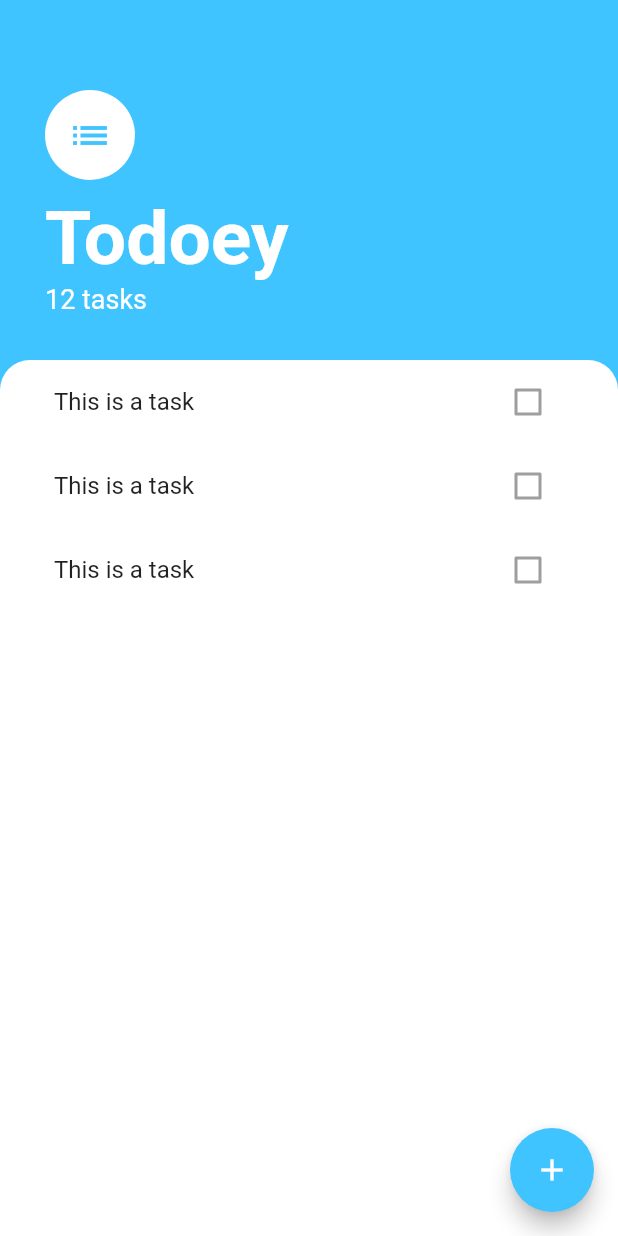
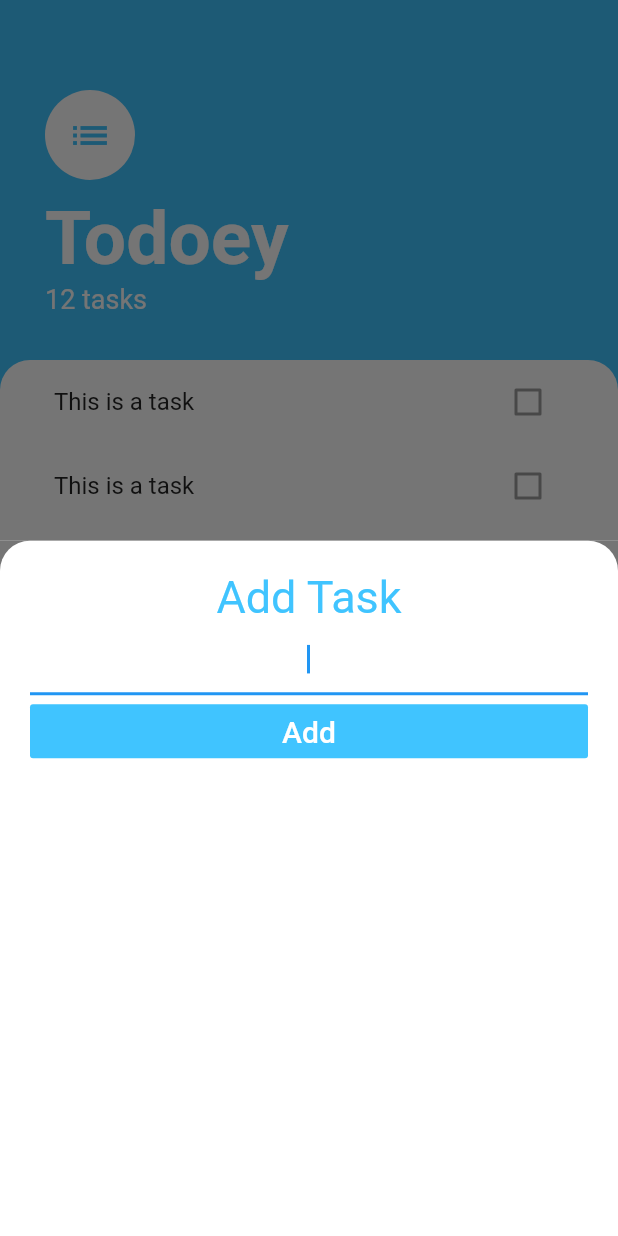
Before and after one commit to Wishman/todoey_flutter, a Flutter app: the screen it shows after launch, after a tap on the "add" icon, on a phone screen of 412 x 824 dp. Run offline on Flutter 3.47's test engine with Material 2 defaults, Android fonts, the phone set to English and light mode, and no system bars.

Commit message:
3. L-185: The BottomSheet Widget - Add ModalBottomSheet - add add_task_screen.dart and create stless AddTaskScreen - build 2 nested containers to simulate grey bg for rounded corners - add children to AddTaskScreen: Column() with Text(), TextField()& FlatButton() - add formating to children

```diff
--- a/lib/main.dart
+++ b/lib/main.dart
@@ -1,5 +1,5 @@
 import 'package:flutter/material.dart';
-import 'screenss/task_screen.dart'; // 1.6
+import 'screens/task_screen.dart'; // 1.6
 
 void main() => runApp(MyApp());
 
--- /dev/null
+++ b/lib/screens/add_task_screen.dart
@@ -0,0 +1,52 @@
+import 'package:flutter/material.dart';
+
+//3.4
+class AddTaskScreen extends StatelessWidget {
+  @override
+  Widget build(BuildContext context) {
+    return Container(
+      // 3.6
+      color: Color(0xFF757575),
+      child: Container(
+        padding: EdgeInsets.all(20.0), //3.10
+        decoration: BoxDecoration(
+          color: Colors.white,
+          borderRadius: BorderRadius.only(topLeft: Radius.circular(20.0), topRight: Radius.circular(20.0)),
+        ),
+        // 3.8
+        child: Column(
+          crossAxisAlignment: CrossAxisAlignment.stretch, // 3.9
+          children: <Widget>[
+            // 3.8(a)
+            Text(
+              'Add Task', // this has to go first!!
+              textAlign: TextAlign.center,
+              style: TextStyle(
+                color: Colors.lightBlueAccent,
+                fontSize: 30.0,
+              ),
+            ),
+            // 3.8(b)
+            TextField(
+              autofocus: true, // focus field and show keyboard
+              textAlign: TextAlign.center,
+            ),
+            // 3.8(c)
+            FlatButton(
+              color: Colors.lightBlueAccent,
+              textColor: Colors.white,
+              splashColor: Colors.blue,
+              onPressed: () {}, // need onPressed for color to show!!!
+              child: Text(
+                'Add',
+                style: TextStyle(
+                  fontSize: 20.0,
+                ),
+              ),
+            ),
+          ],
+        ),
+      ),
+    );
+  }
+}
--- a/lib/screenss/task_screen.dart
+++ b/lib/screens/task_screen.dart
@@ -1,7 +1,14 @@
 import 'package:flutter/material.dart'; // 1.4
 import 'package:todoey_flutter/widgets/tasks_list.dart';
+import 'package:todoey_flutter/screens/add_task_screen.dart';
 
 class TasksScreen extends StatelessWidget {
+  /* no longer needed as of 3.3
+  // 3.1
+  Widget buildBottomSheet(BuildContext context) => Container(
+        child: Center(child: Text('This is a bottom sheet')),
+      );
+   */
   @override
   Widget build(BuildContext context) {
     // 1.7:
@@ -13,7 +20,7 @@ class TasksScreen extends StatelessWidget {
         child: Icon(Icons.add),
         // 2.8
         onPressed: () {
-          // TODO: add logic to display ADD TASK Container
+          showModalBottomSheet(context: context, builder: (context) => AddTaskScreen()); // 3.2, 3.3, 3.5 & 3.7
         },
       ),
       // 1.16(b)
--- a/steps.txt
+++ b/steps.txt
@@ -33,3 +33,18 @@ Needs Todoey Mockup.pdf for Design and Colors
 2.6 delete all constructors, delete any ListTile remaining in TasksList, add 2 more TaskTiles
 2.7 create folder widgets (components), add tasks_list.dart & task_tile.dart and move TaskList & TaskTile there and add import material, add import statements to tasks_list & task_screen
 2.8 add onPressed() to FloatingActionButton to add task
+
+3. L-185: The BottomSheet Widget
+3.1 create builder function buildBottomSheet() for ModalBottomSheet in TaskScreen (at the moment only re-run a  Container( with centered demo Text) as arrow func
+3.2 add showModalBottomSheet() to onPressed of FAB
+3.3 replace builder with anon func and delete buildBottomSheet
+3.4 in screens folder add add_tasks_screen.dart
+3.5 create stless AddTaskScreen()
+3.6 change bgColor of AddTaskScreen Container to match background grey and add second container with rounded corners
+3.7 replace Container() in onPressed of FAB with AddTaskScreen()
+3.8 add children to bottomSheet:
+    3.8(a) Text() with 'Add Task', textAlign: center
+    3.8(b) TextField that automatically has focus and shows keyboard (autofocus: true)
+    3.8(c) FlatButton 'Add' (needs onPressed to show color!! otherwise disabled!)
+3.9 add CrossAxisAlignment.stretch to Column()
+3.10 add Padding() to Container() = around Column()
```
